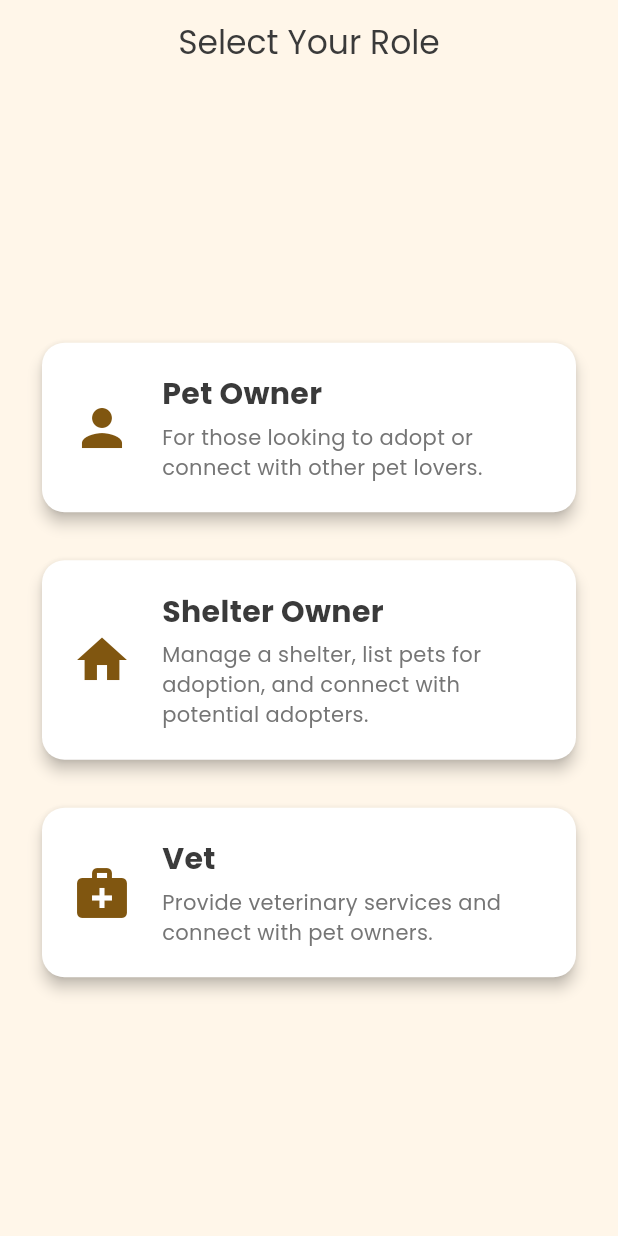
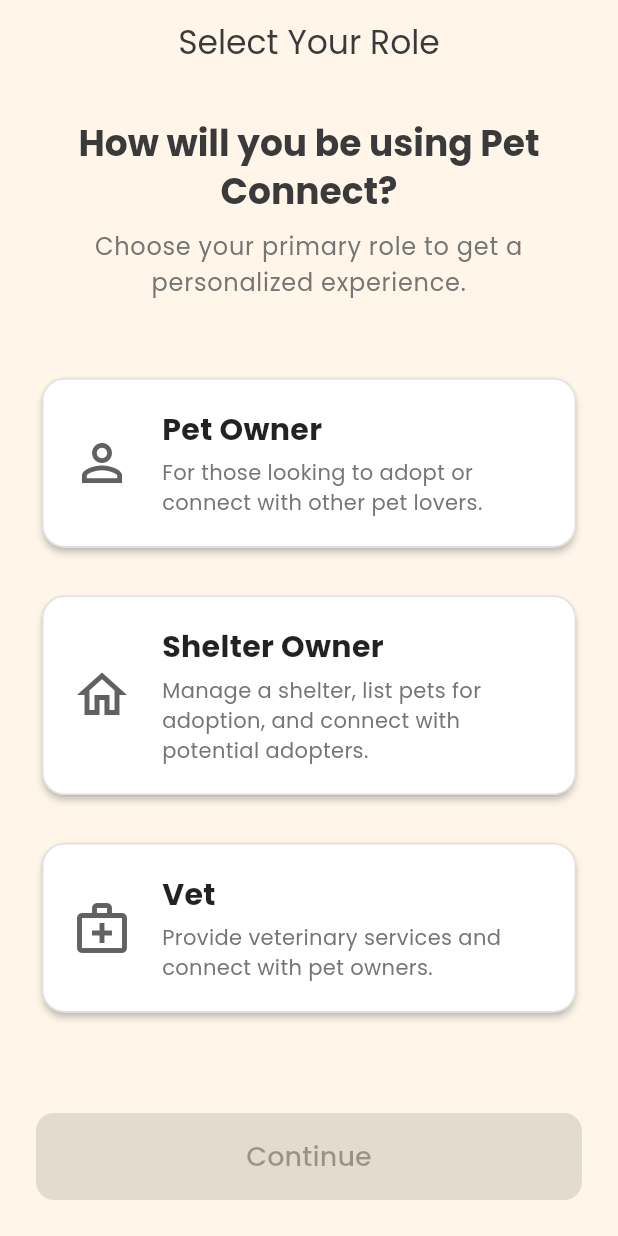
Before and after one commit to AmayMalviya/Pet-Connect, a Flutter app: the screen it shows once a user with an empty profile is signed in, on a phone screen of 412 x 824 dp. Run offline on Flutter 3.47's test engine with Material 3 defaults, Android fonts, the phone set to English and light mode, and no system bars; our stand-ins replace cloud_firestore, firebase_auth, firebase_core, firebase_storage, google_fonts, google_sign_in and 2 more; accounts and stored records are empty.

Commit message:
feat: Update role selection flow and UI; improve user feedback and layout

```diff
--- a/Frontend/lib/screens/login_screen.dart
+++ b/Frontend/lib/screens/login_screen.dart
@@ -153,7 +153,7 @@ class _LoginScreenState extends State<LoginScreen> {
           ),
           SafeArea(
             child: SingleChildScrollView(
-              padding: const EdgeInsets.fromLTRB(24, 24, 24, 24),
+              padding: const EdgeInsets.fromLTRB(24, 24, 24, 180),
               child: Column(
                 crossAxisAlignment: CrossAxisAlignment.stretch,
                 children: [
@@ -237,7 +237,6 @@ class _LoginScreenState extends State<LoginScreen> {
                       _SocialIcon(child: const Icon(Icons.apple)),
                     ],
                   ),
-                  const SizedBox(height: 200), // Added space to avoid overlap with wave
                 ],
               ),
             ),
--- a/Frontend/lib/screens/register_screen.dart
+++ b/Frontend/lib/screens/register_screen.dart
@@ -148,7 +148,7 @@ class _RegisterScreenState extends State<RegisterScreen> {
           ),
           SafeArea(
             child: SingleChildScrollView(
-              padding: const EdgeInsets.fromLTRB(24, 24, 24, 24),
+              padding: const EdgeInsets.fromLTRB(24, 24, 24, 180),
               child: Column(
                 crossAxisAlignment: CrossAxisAlignment.stretch,
                 children: [
@@ -228,7 +228,6 @@ class _RegisterScreenState extends State<RegisterScreen> {
                       _SocialIcon(child: const Icon(Icons.apple)),
                     ],
                   ),
-                  const SizedBox(height: 200), // Added space to avoid overlap with wave
                 ],
               ),
             ),
--- a/Frontend/lib/screens/role_selection_screen.dart
+++ b/Frontend/lib/screens/role_selection_screen.dart
@@ -17,35 +17,57 @@ class _RoleSelectionScreenState extends State<RoleSelectionScreen> {
   bool _isLoading = false;
   String? _selectedRole;
 
-  Future<void> _selectRole(BuildContext context, String role) async {
+  Future<void> _submitRole() async {
+    if (_selectedRole == null) {
+      ScaffoldMessenger.of(context).showSnackBar(
+        const SnackBar(content: Text('Please select a role.')),
+      );
+      return;
+    }
+
     setState(() {
       _isLoading = true;
-      _selectedRole = role;
     });
 
     try {
-      final user = FirebaseAuth.instance.currentUser;
+      User? user = FirebaseAuth.instance.currentUser;
+      if (user == null) {
+        // If user is null, wait for the auth state to change.
+        // This can happen if the user has just registered and the user object is not yet available.
+        user = await FirebaseAuth.instance.authStateChanges().first;
+      }
+
       if (user != null) {
         await FirebaseFirestore.instance
             .collection('users')
             .doc(user.uid)
-            .set({'role': role}, SetOptions(merge: true));
+            .set({'role': _selectedRole}, SetOptions(merge: true));
 
-        if (role == 'Pet Owner') {
+        if (!mounted) return;
+
+        if (_selectedRole == 'Pet Owner') {
           Navigator.of(context).pushReplacementNamed(MainScreen.routeName);
         } else {
           Navigator.of(context)
-              .pushReplacementNamed(KycScreen.routeName, arguments: role);
+              .pushReplacementNamed(KycScreen.routeName, arguments: _selectedRole);
+        }
+      } else {
+        if (mounted) {
+          ScaffoldMessenger.of(context).showSnackBar(
+            const SnackBar(content: Text('Authentication error. Please try again.')),
+          );
         }
       }
     } catch (e) {
+      if (mounted) {
         ScaffoldMessenger.of(context).showSnackBar(
           SnackBar(content: Text('Failed to select role: ${e.toString()}')),
         );
+      }
+    } finally {
       if (mounted) {
         setState(() {
           _isLoading = false;
-          _selectedRole = null;
         });
       }
     }
@@ -57,40 +79,73 @@ class _RoleSelectionScreenState extends State<RoleSelectionScreen> {
       appBar: AppBar(
         title: const Text('Select Your Role'),
         centerTitle: true,
+        backgroundColor: Colors.transparent,
+        elevation: 0,
       ),
-      body: Padding(
+      body: SafeArea(
+        child: Padding(
           padding: const EdgeInsets.all(24.0),
           child: Column(
             mainAxisAlignment: MainAxisAlignment.center,
             crossAxisAlignment: CrossAxisAlignment.stretch,
             children: [
+              Text(
+                'How will you be using Pet Connect?',
+                textAlign: TextAlign.center,
+                style: Theme.of(context).textTheme.headlineSmall?.copyWith(
+                      fontWeight: FontWeight.bold,
+                    ),
+              ),
+              const SizedBox(height: 8),
+              Text(
+                'Choose your primary role to get a personalized experience.',
+                textAlign: TextAlign.center,
+                style: Theme.of(context).textTheme.bodyLarge?.copyWith(
+                      color: Colors.grey[600],
+                    ),
+              ),
+              const SizedBox(height: 48),
               _buildRoleCard(
                 context,
                 title: 'Pet Owner',
                 description: 'For those looking to adopt or connect with other pet lovers.',
-              icon: Icons.person,
-              onTap: () => _selectRole(context, 'Pet Owner'),
-              isLoading: _isLoading && _selectedRole == 'Pet Owner',
+                icon: Icons.person_outline,
+                onTap: () => setState(() => _selectedRole = 'Pet Owner'),
+                isSelected: _selectedRole == 'Pet Owner',
               ),
               const SizedBox(height: 24),
               _buildRoleCard(
                 context,
                 title: 'Shelter Owner',
                 description: 'Manage a shelter, list pets for adoption, and connect with potential adopters.',
-              icon: Icons.home,
-              onTap: () => _selectRole(context, 'Shelter Owner'),
-              isLoading: _isLoading && _selectedRole == 'Shelter Owner',
+                icon: Icons.home_outlined,
+                onTap: () => setState(() => _selectedRole = 'Shelter Owner'),
+                isSelected: _selectedRole == 'Shelter Owner',
               ),
               const SizedBox(height: 24),
               _buildRoleCard(
                 context,
                 title: 'Vet',
                 description: 'Provide veterinary services and connect with pet owners.',
-              icon: Icons.medical_services,
-              onTap: () => _selectRole(context, 'Vet'),
-              isLoading: _isLoading && _selectedRole == 'Vet',
+                icon: Icons.medical_services_outlined,
+                onTap: () => setState(() => _selectedRole = 'Vet'),
+                isSelected: _selectedRole == 'Vet',
+              ),
+              const Spacer(),
+              _isLoading
+                  ? const Center(child: CircularProgressIndicator())
+                  : ElevatedButton(
+                      onPressed: _selectedRole == null ? null : _submitRole,
+                      style: ElevatedButton.styleFrom(
+                        padding: const EdgeInsets.symmetric(vertical: 16),
+                        shape: RoundedRectangleBorder(
+                          borderRadius: BorderRadius.circular(12),
+                        ),
+                      ),
+                      child: const Text('Continue', style: TextStyle(fontSize: 18)),
                     ),
             ],
+          ),
         ),
       ),
     );
@@ -101,21 +156,24 @@ class _RoleSelectionScreenState extends State<RoleSelectionScreen> {
     required String description,
     required IconData icon,
     required VoidCallback onTap,
-    bool isLoading = false,
+    bool isSelected = false,
   }) {
-    return Card(
-      elevation: 4,
+    return GestureDetector(
+      onTap: onTap,
+      child: Card(
+        elevation: isSelected ? 8 : 2,
         shape: RoundedRectangleBorder(
           borderRadius: BorderRadius.circular(15),
+          side: BorderSide(
+            color: isSelected ? Theme.of(context).primaryColor : Colors.grey[300]!,
+            width: isSelected ? 2 : 1,
           ),
-      child: InkWell(
-        onTap: isLoading ? null : onTap,
-        borderRadius: BorderRadius.circular(15),
+        ),
         child: Padding(
           padding: const EdgeInsets.all(20.0),
           child: Row(
             children: [
-              Icon(icon, size: 40, color: Theme.of(context).primaryColor),
+              Icon(icon, size: 40, color: isSelected ? Theme.of(context).primaryColor : Colors.grey[700]),
               const SizedBox(width: 20),
               Expanded(
                 child: Column(
@@ -123,9 +181,10 @@ class _RoleSelectionScreenState extends State<RoleSelectionScreen> {
                   children: [
                     Text(
                       title,
-                      style: const TextStyle(
+                      style: TextStyle(
                         fontSize: 20,
                         fontWeight: FontWeight.bold,
+                        color: isSelected ? Theme.of(context).primaryColor : Colors.black87,
                       ),
                     ),
                     const SizedBox(height: 4),
@@ -139,11 +198,10 @@ class _RoleSelectionScreenState extends State<RoleSelectionScreen> {
                   ],
                 ),
               ),
-              if (isLoading)
-                const SizedBox(
-                  width: 24,
-                  height: 24,
-                  child: CircularProgressIndicator(),
+              if (isSelected)
+                Icon(
+                  Icons.check_circle,
+                  color: Theme.of(context).primaryColor,
                 ),
             ],
           ),
```
Also changed, not shown: 1 other file. Lines whose indentation alone changed are shown as unchanged.
